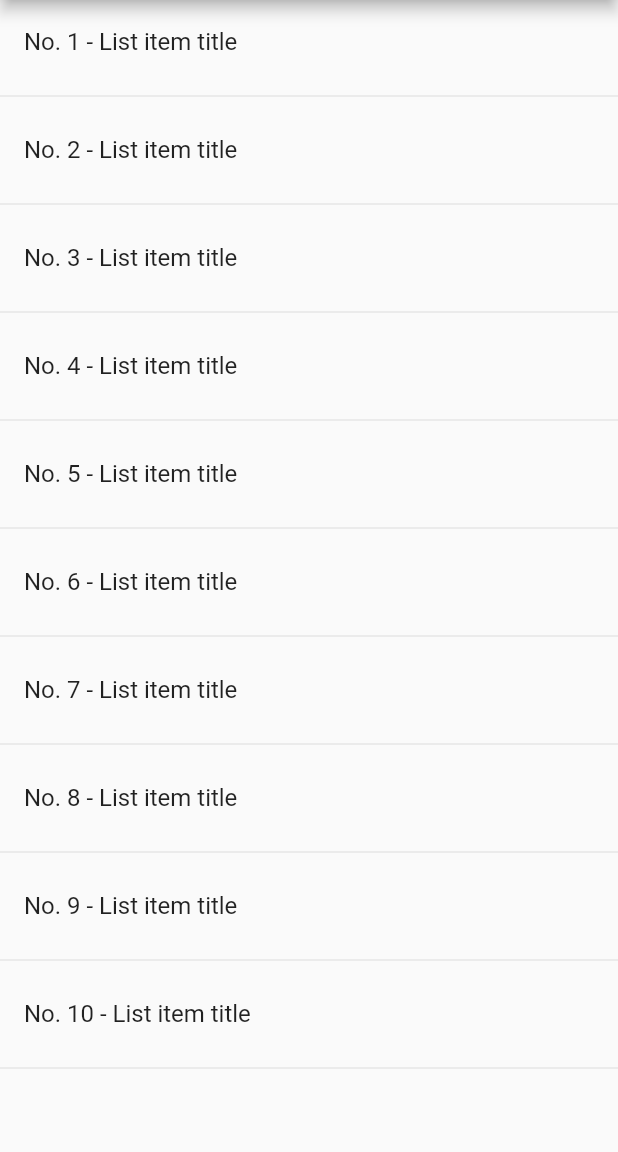
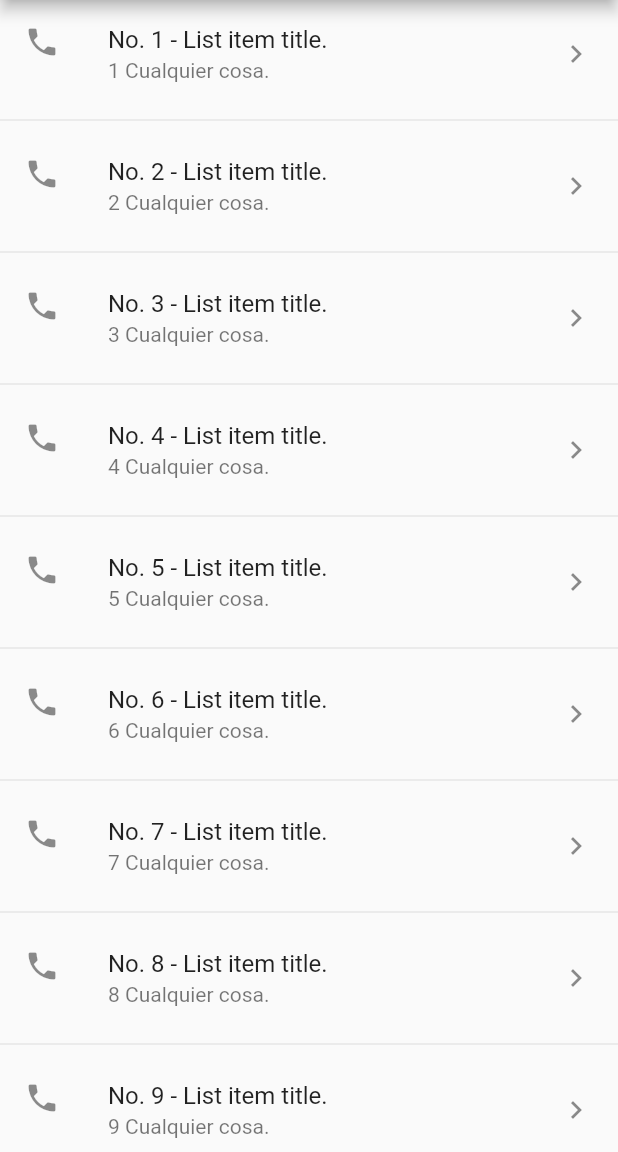
Before and after one commit to eigan97/flutter_components, a Flutter app: the screen it shows after launch, on a phone screen of 412 x 824 dp, the part 84-1236 px from its top. Run offline on Flutter 3.47's test engine with Material 2 defaults, Android fonts, the phone set to English and light mode, and no system bars.

Commit message:
Generacion de listas dinamicas atraves de otra lista de enteros y valores de subtitle leading trailing onTap del ListTile

```diff
--- a/flutter_components/lib/src/pages/home_temp.dart
+++ b/flutter_components/lib/src/pages/home_temp.dart
@@ -1,6 +1,8 @@
 import 'package:flutter/material.dart';
 
 class HomePageTemp extends StatelessWidget {
+  List<int> contactos = [1, 2, 3, 4, 5, 6, 7, 8, 9, 10, 11, 12, 13];
+
   @override
   Widget build(BuildContext context) {
     return Scaffold(
@@ -9,23 +11,53 @@ class HomePageTemp extends StatelessWidget {
       ),
       //List View genera una pestaña con una vista de lista
       body: ListView(
-        children: _generateList(),
+        // children: _generateList(),
+        children: _generateListCorto(),
       ),
     );
   }
 
+  /*
+   * Hay dos formas para crear listTile o items de lista en flutter
+   * forma uno _generateList
+   * forma dos _generateListCorto
+  */
   List<Widget> _generateList() {
-    List<int> contactos = [1, 2, 3, 4, 5, 6, 7, 8, 9, 10];
-    final List<Widget> listaItems = [];
+    final List<Widget> listaItems = new List<Widget>();
     //divider puede ser ocupado para poner una linea o un divisor entre la lista
-    final Widget listDivided = Divider();
-    for (var item in contactos) {
+    for (int item in contactos) {
       final Widget listItem = ListTile(
-        title: Text('No. $item - List item title'),
+        title: Text('No. $item - List item title.'),
       );
-      listaItems.add(listItem);
-      listaItems.add(listDivided);
+      final Widget listDivided = Divider();
+      // '..' con el doble punto referencio a la misma lista para seguir haciendo el add
+      //es un poco mas limpio el codigo
+      listaItems..add(listItem)..add(listDivided);
     }
     return listaItems;
   }
+
+  List<Widget> _generateListCorto() {
+    //.map regresa un iterable que no es lo mismo que una lista por lo que
+    //hay que llamar el metodo toList() esto es un metodo mas simple;
+    return contactos.map((item) {
+      final Widget listItem = Column(
+        children: <Widget>[
+          ListTile(
+            title: Text('No. $item - List item title.'),
+            //estos son metodo de subtitle que permite añadir un valor mas pequeño
+            subtitle: Text('$item Cualquier cosa.'),
+            //Leading posiciona un icono al pincipio
+            leading: Icon(Icons.phone),
+            //trailing posisciona un icono al final
+            trailing: Icon(Icons.keyboard_arrow_right),
+            //ontop es la funcion que se ejecutara la dar click a un elemento, añade el efecto de click de material al registro de la lista
+            onTap: () {},
+          ),
+          Divider()
+        ],
+      );
+      return listItem;
+    }).toList();
+  }
 }
```
